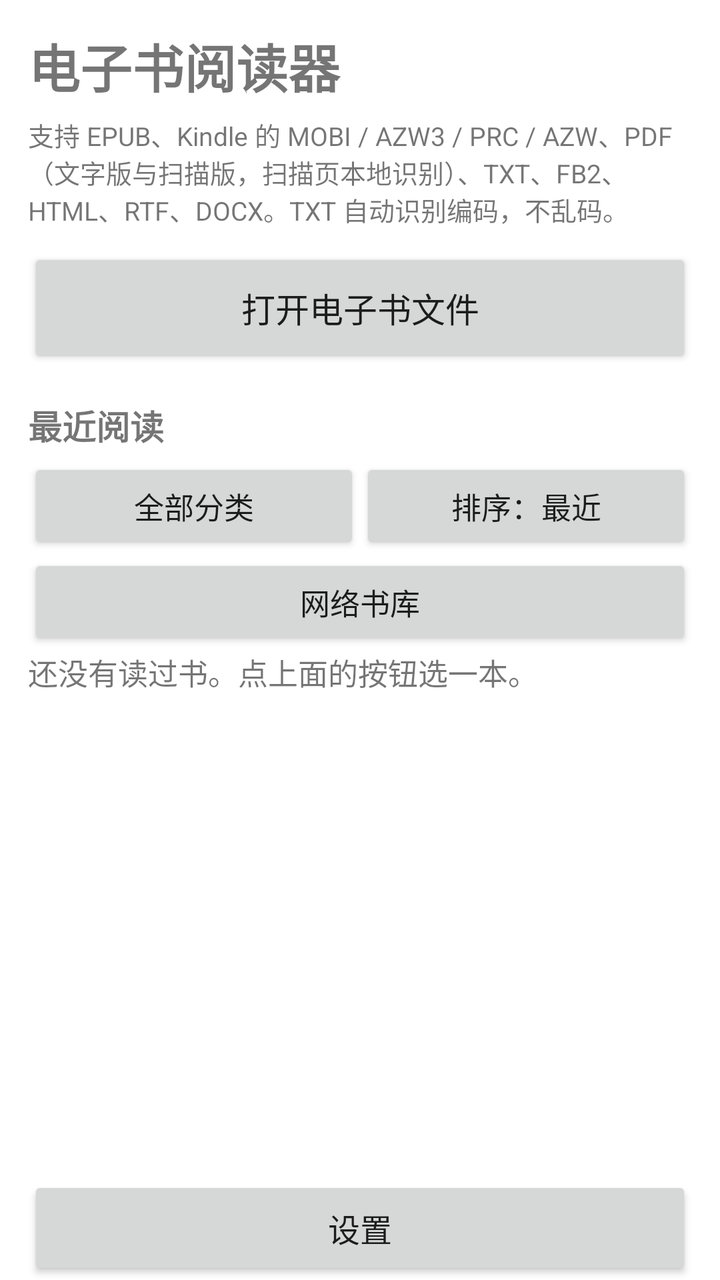
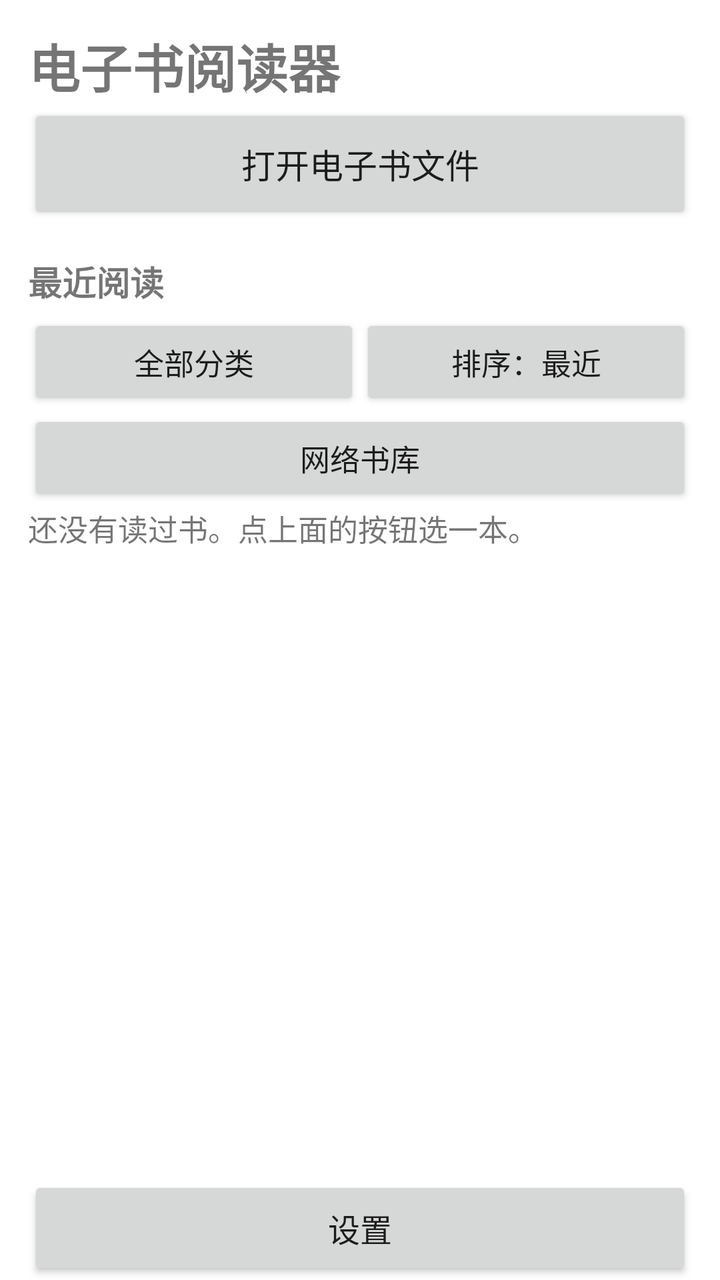

Screens rendered from an Android XML layout before and after an edit, with the pre-edit source and the edit as a unified diff.
<!-- AndroidManifest.xml: application theme AppTheme -->
<!-- res/layout/activity_library.xml -->
<?xml version="1.0" encoding="utf-8"?>
<LinearLayout xmlns:android="http://schemas.android.com/apk/res/android"
    android:layout_width="match_parent"
    android:layout_height="match_parent"
    android:orientation="vertical"
    android:paddingLeft="14dp"
    android:paddingRight="14dp"
    android:paddingTop="14dp">

    <TextView
        android:id="@+id/tvAppTitle"
        android:layout_width="match_parent"
        android:layout_height="wrap_content"
        android:text="@string/app_name"
        android:textSize="26sp"
        android:textStyle="bold"
        android:focusable="true"
        android:contentDescription="电子书阅读器" />

    <TextView
        android:id="@+id/tvSupported"
        android:layout_width="match_parent"
        android:layout_height="wrap_content"
        android:text="@string/supported"
        android:textSize="13sp"
        android:focusable="true"
        android:paddingTop="6dp"
        android:paddingBottom="10dp" />

    <Button
        android:id="@+id/btnOpen"
        android:layout_width="match_parent"
        android:layout_height="wrap_content"
        android:minHeight="60dp"
        android:text="@string/open_file"
        android:textSize="17sp"
        android:contentDescription="@string/open_file_desc" />

    <TextView
        android:layout_width="match_parent"
        android:layout_height="wrap_content"
        android:text="@string/recent_books"
        android:textSize="17sp"
        android:textStyle="bold"
        android:focusable="true"
        android:paddingTop="16dp"
        android:paddingBottom="4dp" />

    <LinearLayout
        android:layout_width="match_parent"
        android:layout_height="wrap_content"
        android:orientation="horizontal">

        <Button
            android:id="@+id/btnCategory"
            android:layout_width="0dp"
            android:layout_height="wrap_content"
            android:layout_weight="1"
            android:minHeight="48dp"
            android:text="全部分类"
            android:textSize="15sp"
            android:contentDescription="分类" />

        <Button
            android:id="@+id/btnSort"
            android:layout_width="0dp"
            android:layout_height="wrap_content"
            android:layout_weight="1"
            android:minHeight="48dp"
            android:text="排序：最近"
            android:textSize="15sp"
            android:contentDescription="排序" />
    </LinearLayout>

    <Button
        android:id="@+id/btnRemote"
        android:layout_width="match_parent"
        android:layout_height="wrap_content"
        android:minHeight="48dp"
        android:text="网络书库"
        android:textSize="15sp"
        android:contentDescription="网络书库" />

    <TextView
        android:id="@+id/tvEmpty"
        android:layout_width="match_parent"
        android:layout_height="wrap_content"
        android:text="@string/empty_recent"
        android:textSize="15sp"
        android:focusable="true"
        android:paddingBottom="8dp" />

    <ListView
        android:id="@+id/listBooks"
        android:layout_width="match_parent"
        android:layout_height="0dp"
        android:layout_weight="1"
        android:divider="@null" />

    <LinearLayout
        android:id="@+id/actionBar"
        android:layout_width="match_parent"
        android:layout_height="wrap_content"
        android:orientation="horizontal"
        android:visibility="gone">

        <Button
            android:id="@+id/btnMultiDelete"
            android:layout_width="0dp"
            android:layout_height="wrap_content"
            android:layout_weight="1"
            android:minHeight="50dp"
            android:text="删除"
            android:textSize="15sp" />

        <Button
            android:id="@+id/btnMultiMove"
            android:layout_width="0dp"
            android:layout_height="wrap_content"
            android:layout_weight="1"
            android:minHeight="50dp"
            android:text="分类"
            android:textSize="15sp" />

        <Button
            android:id="@+id/btnMultiAll"
            android:layout_width="0dp"
            android:layout_height="wrap_content"
            android:layout_weight="1"
            android:minHeight="50dp"
            android:text="全选"
            android:textSize="15sp" />

        <Button
            android:id="@+id/btnMultiCancel"
            android:layout_width="0dp"
            android:layout_height="wrap_content"
            android:layout_weight="1"
            android:minHeight="50dp"
            android:text="取消"
            android:textSize="15sp" />
    </LinearLayout>

    <Button
        android:id="@+id/btnSettings"
        android:layout_width="match_parent"
        android:layout_height="wrap_content"
        android:minHeight="52dp"
        android:text="设置"
        android:textSize="16sp"
        android:contentDescription="设置" />

</LinearLayout>
<!-- resources referenced by this layout -->
<resources>
  <string name="app_name">电子书阅读器</string>
  <string name="empty_recent">还没有读过书。点上面的按钮选一本。</string>
  <string name="open_file">打开电子书文件</string>
  <string name="open_file_desc">从手机里选择一本电子书打开</string>
  <string name="recent_books">最近阅读</string>
  <string name="supported">支持 EPUB、Kindle 的 MOBI / AZW3 / PRC / AZW、PDF（文字版与扫描版，扫描页本地识别）、TXT、FB2、HTML、RTF、DOCX。TXT 自动识别编码，不乱码。</string>
  <style name="AppTheme" parent="@android:style/Theme.Material.Light.NoActionBar">
          <item name="android:windowBackground">@android:color/white</item>
          <item name="android:colorAccent">#1565C0</item>
      </style>
</resources>

<!-- the commit's change to res/layout/activity_library.xml (unified diff, before → after) -->
@@ -16,16 +16,6 @@
         android:textStyle="bold"
         android:focusable="true"
         android:contentDescription="电子书阅读器" />
-
-    <TextView
-        android:id="@+id/tvSupported"
-        android:layout_width="match_parent"
-        android:layout_height="wrap_content"
-        android:text="@string/supported"
-        android:textSize="13sp"
-        android:focusable="true"
-        android:paddingTop="6dp"
-        android:paddingBottom="10dp" />
 
     <Button
         android:id="@+id/btnOpen"
<!-- resource entries referenced after the edit -->
@@ -5,7 +5,6 @@
   <string name="open_file">打开电子书文件</string>
   <string name="open_file_desc">从手机里选择一本电子书打开</string>
   <string name="recent_books">最近阅读</string>
-  <string name="supported">支持 EPUB、Kindle 的 MOBI / AZW3 / PRC / AZW、PDF（文字版与扫描版，扫描页本地识别）、TXT、FB2、HTML、RTF、DOCX。TXT 自动识别编码，不乱码。</string>
   <style name="AppTheme" parent="@android:style/Theme.Material.Light.NoActionBar">
           <item name="android:windowBackground">@android:color/white</item>
           <item name="android:colorAccent">#1565C0</item>
